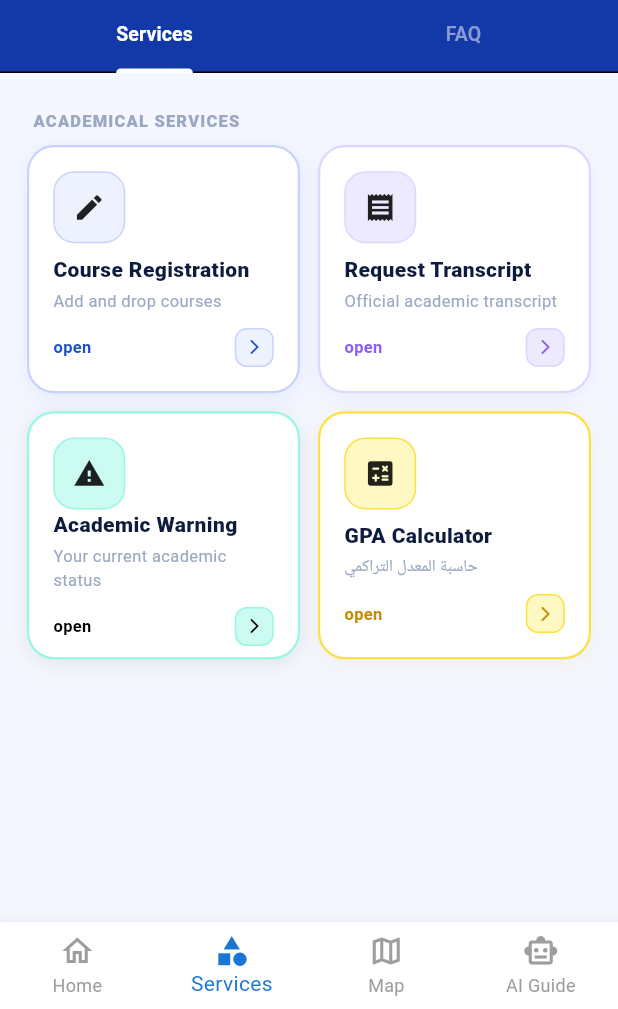
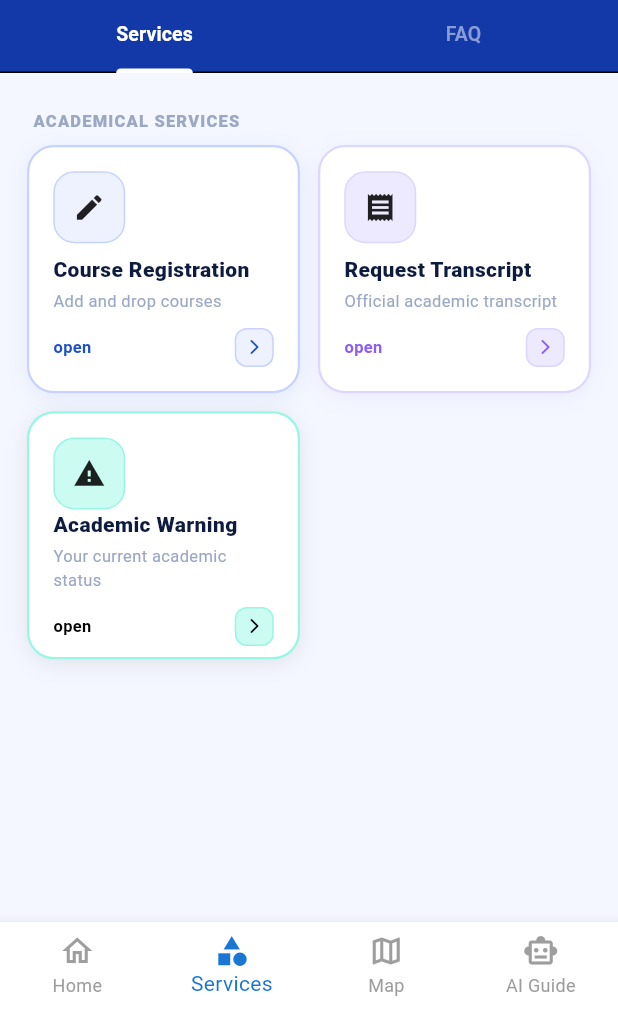
Before and after one commit to malekahmed99/faculty-assistant, a Flutter app: the screen it shows after launch, item 2 of the bottom bar chosen, on a phone screen of 412 x 824 dp, the part 227-1236 px from its top. Run offline on Flutter 3.47's test engine with Material 3 defaults, Android fonts, the phone set to English and light mode, and no system bars; our stand-ins replace firebase_core, flutter_riverpod; accounts and stored records are empty.

Commit message:
updates the services part

```diff
--- a/lib/features/gpa_feature/presentation/view/gpa_calculator_screen.dart
+++ b/lib/features/gpa_feature/presentation/view/gpa_calculator_screen.dart
@@ -16,11 +16,9 @@ class _GpaCalculatorScreenState extends State<GpaCalculatorScreen>
     with SingleTickerProviderStateMixin {
   late TabController _tabCtrl;
 
-  // ── Semester tab state ────────────────────────────────────────────────────
   final List<GpaCourse> _courses = [GpaCourse(), GpaCourse(), GpaCourse()];
   double? _semResult;
 
-  // ── Cumulative tab state ──────────────────────────────────────────────────
   final List<SemesterEntry> _semesters = [
     SemesterEntry(),
     SemesterEntry(),
--- a/lib/features/service_feature/data/static/static_data.dart
+++ b/lib/features/service_feature/data/static/static_data.dart
@@ -1,13 +1,9 @@
 import 'package:ai_campus_guide/core/theme/app_colors.dart';
-import 'package:ai_campus_guide/features/gpa_feature/presentation/view/gpa_calculator_screen.dart';
 import 'package:ai_campus_guide/features/service_feature/data/model/service_item.dart';
 import 'package:flutter/material.dart';
 
-// ملاحظة: أُزيلت كلمة const من القايمة لأن onTap في كارت الـ GPA
-// مش const — الـ 3 كاردات القديمة شغالة بالظبط زي ما كانت.
-
-List<ServiceItem> buildServices(BuildContext context) => [
-      const ServiceItem(
+const services = [
+  ServiceItem(
     icon: Icons.edit,
     title: 'Course Registration',
     subtitle: 'Add and drop courses',
@@ -15,7 +11,7 @@ List<ServiceItem> buildServices(BuildContext context) => [
     borderColor: Color(0xFFC7D2FE),
     accentColor: AppColors.primary,
   ),
-      const ServiceItem(
+  ServiceItem(
     icon: Icons.receipt,
     title: 'Request Transcript',
     subtitle: 'Official academic transcript',
@@ -23,7 +19,7 @@ List<ServiceItem> buildServices(BuildContext context) => [
     borderColor: Color(0xFFDDD6FE),
     accentColor: AppColors.purple,
   ),
-      const ServiceItem(
+  ServiceItem(
     icon: Icons.warning,
     title: 'Academic Warning',
     subtitle: 'Your current academic status',
@@ -31,17 +27,4 @@ List<ServiceItem> buildServices(BuildContext context) => [
     borderColor: Color(0xFF99F6E4),
     accentColor: Colors.black,
   ),
-      // ── كارت GPA الجديد ─────────────────────────────────────────────────────
-      ServiceItem(
-        icon: Icons.calculate_rounded,
-        title: 'GPA Calculator',
-        subtitle: 'حاسبة المعدل التراكمي',
-        bgColor: const Color(0xFFFEF9C3),
-        borderColor: const Color(0xFFFDE047),
-        accentColor: const Color(0xFFCA8A04),
-        onTap: () => Navigator.push(
-          context,
-          MaterialPageRoute(builder: (_) => const GpaCalculatorScreen()),
-        ),
-      ),
 ];
--- a/lib/features/service_feature/presentation/view/service_screen.dart
+++ b/lib/features/service_feature/presentation/view/service_screen.dart
@@ -1,5 +1,6 @@
 import 'package:ai_campus_guide/core/theme/app_colors.dart';
 import 'package:ai_campus_guide/features/service_feature/data/model/faq_item.dart';
+import 'package:ai_campus_guide/features/service_feature/data/static/static_data.dart';
 import 'package:ai_campus_guide/features/service_feature/presentation/view/faq_tab.dart';
 import 'package:ai_campus_guide/features/service_feature/presentation/view/services_app_bar.dart';
 import 'package:ai_campus_guide/features/service_feature/presentation/view/services_tab.dart';
@@ -70,13 +71,12 @@ class _ServicesScreenState extends State<ServicesScreen>
         body: TabBarView(
           controller: _tabCtrl,
           children: [
-            const ServicesTab(), // ← مفيش parameters دلوقتي
+            const ServicesTab(services: services),
             FaqTab(
-              faqs: _faqs,
-              onToggle: (i) {
-                setState(() => _faqs[i].isOpen = !_faqs[i].isOpen);
-              },
-            ),
+                faqs: _faqs,
+                onToggle: (i) {
+                  setState(() => _faqs[i].isOpen = !_faqs[i].isOpen);
+                }),
           ],
         ),
       ),
--- a/lib/features/service_feature/presentation/view/services_tab.dart
+++ b/lib/features/service_feature/presentation/view/services_tab.dart
@@ -1,24 +1,28 @@
 import 'package:ai_campus_guide/features/home_feature/presentation/widgets/feature_label.dart';
-import 'package:ai_campus_guide/features/service_feature/data/static/static_data.dart';
+import 'package:ai_campus_guide/features/service_feature/data/model/service_item.dart';
 import 'package:ai_campus_guide/features/service_feature/presentation/widgets/service_card.dart';
 import 'package:flutter/material.dart';
 
 class ServicesTab extends StatelessWidget {
-  const ServicesTab({super.key});
+  final List<ServiceItem> services;
+  const ServicesTab({super.key, required this.services});
 
   @override
   Widget build(BuildContext context) {
-    final services = buildServices(context); // ← يبني القايمة مع الـ context
-
     return CustomScrollView(
       physics: const BouncingScrollPhysics(),
       slivers: [
         const SliverToBoxAdapter(
-          child: SizedBox(height: 20),
+          child: SizedBox(
+            height: 20,
+          ),
         ),
+        // section label
         const SliverToBoxAdapter(
           child: FeatureLabel(label: 'Academical Services'),
         ),
+
+        // 2-column grid
         SliverPadding(
           padding: const EdgeInsets.symmetric(horizontal: 18),
           sliver: SliverGrid(
@@ -29,11 +33,14 @@ class ServicesTab extends StatelessWidget {
               childAspectRatio: 1.1,
             ),
             delegate: SliverChildBuilderDelegate(
-              (context, i) => ServiceCard(item: services[i]),
+              (context, i) => ServiceCard(
+                item: services[i],
+              ),
               childCount: services.length,
             ),
           ),
         ),
+
         const SliverToBoxAdapter(child: SizedBox(height: 32)),
       ],
     );
```
Also changed, not shown: lib/features/service_feature/presentation/view/services_app_bar.dart (line endings or trailing spaces). Lines whose indentation alone changed are shown as unchanged.
